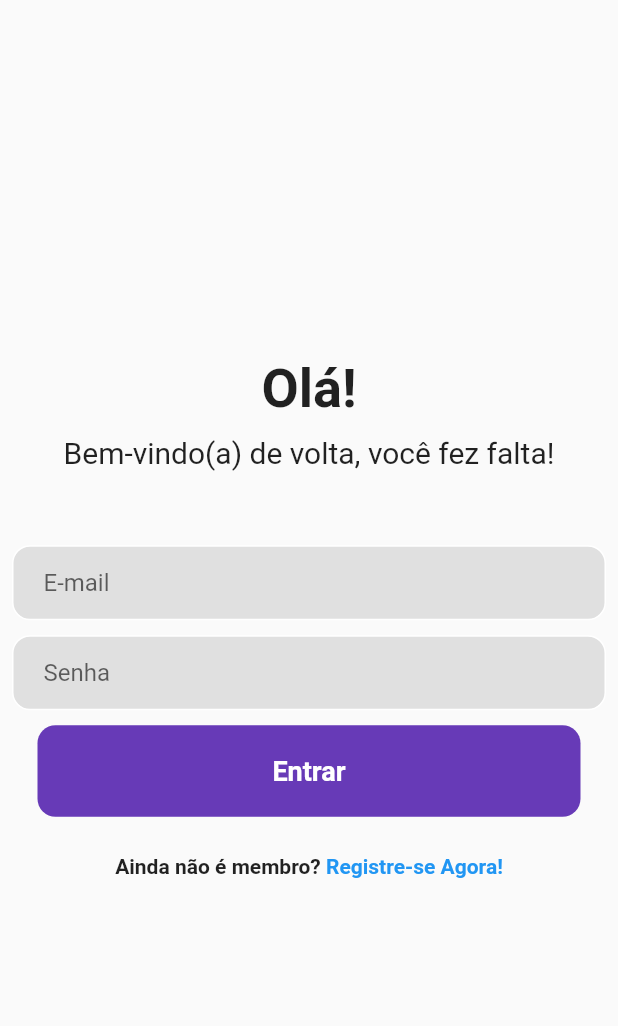
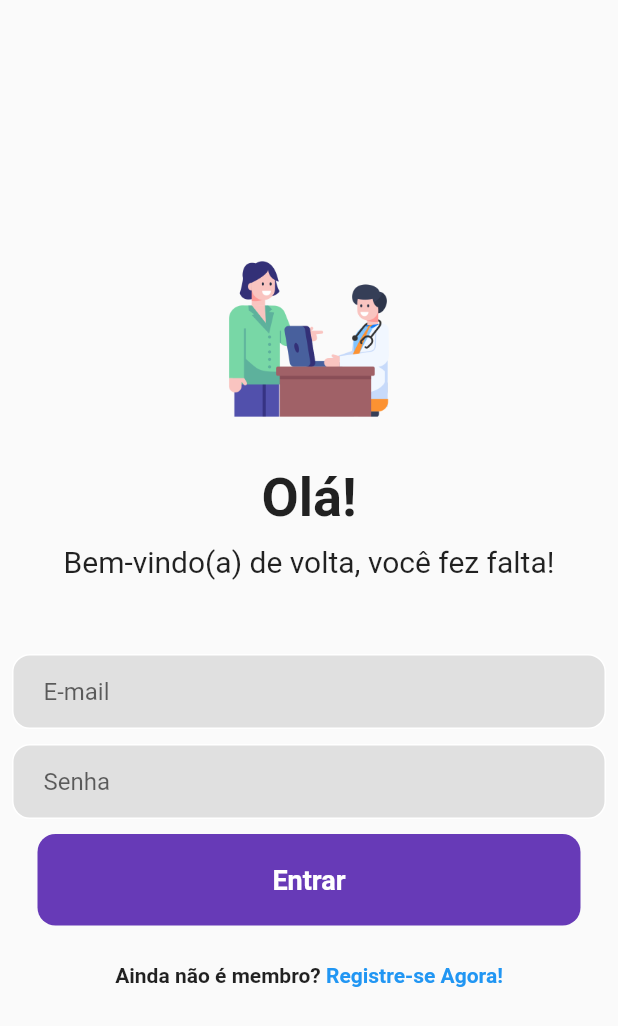
Before and after one commit to jackson-ribeiro/minha_consulta, a Flutter app: the screen it shows after launch, after a tap on "Iniciar", on a phone screen of 412 x 824 dp. Shown: the top 1026 px of the screen. Run offline on Flutter 3.47's test engine with Material 2 defaults, Android fonts, the phone set to English and light mode, and no system bars; our stand-ins replace google_fonts.

Commit message:
adicionando image no login

```diff
--- a/lib/pages/login_page.dart
+++ b/lib/pages/login_page.dart
@@ -16,14 +16,15 @@ class _LoginPageState extends State<LoginPage> {
     return Scaffold(
       body: SafeArea(
         child: Center(
+          child: SingleChildScrollView(
             child: Column(
               mainAxisAlignment: MainAxisAlignment.center,
               children: [
-              // Image(
-              //   image: AssetImage('lib/icons/equipe-medica.png'),
-              //   width: 120,
-              // ),
-              // SizedBox(height: 15),
+                Image(
+                  image: AssetImage('lib/icons/equipe-medica.png'),
+                  width: 120,
+                ),
+                SizedBox(height: 25),
                 //mensagem de boas vindas
                 Text(
                   'Olá!',
@@ -131,6 +132,7 @@ class _LoginPageState extends State<LoginPage> {
             ),
           ),
         ),
+      ),
     );
   }
 }
```
Lines whose indentation alone changed are shown as unchanged.
